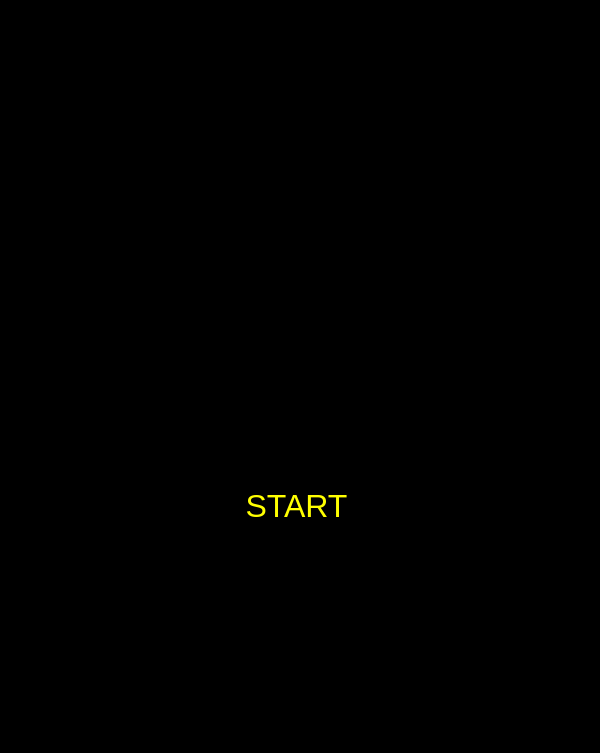
Old version of the form titlescreen.ui in the repository Asyll/GatorPac.
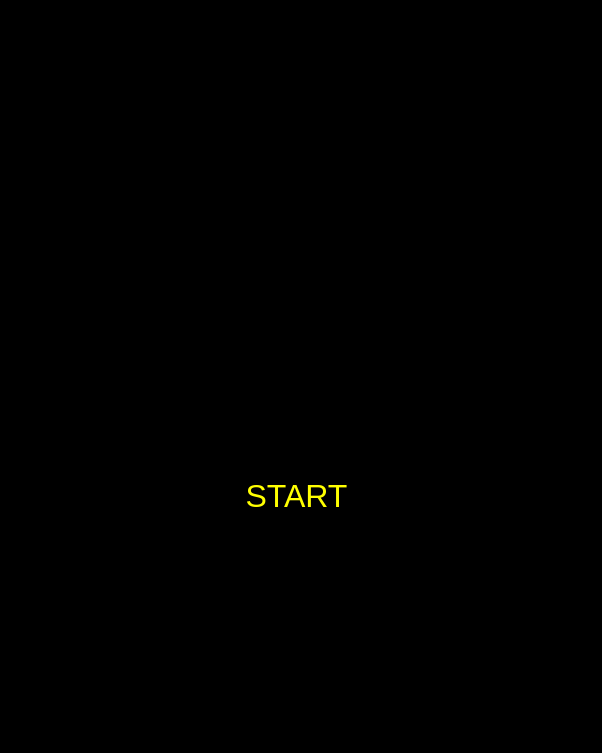
New version of the form.

What changed in the file:
```diff
--- a/titlescreen.ui
+++ b/titlescreen.ui
@@ -6,20 +6,20 @@
    <rect>
     <x>0</x>
     <y>0</y>
-    <width>600</width>
+    <width>602</width>
     <height>753</height>
    </rect>
   </property>
   <property name="minimumSize">
    <size>
-    <width>600</width>
+    <width>602</width>
     <height>753</height>
    </size>
   </property>
   <property name="maximumSize">
    <size>
-    <width>600</width>
-    <height>664</height>
+    <width>602</width>
+    <height>753</height>
    </size>
   </property>
   <property name="windowTitle">
@@ -32,21 +32,21 @@
    <property name="geometry">
     <rect>
      <x>0</x>
-     <y>10</y>
-     <width>600</width>
-     <height>335</height>
+     <y>0</y>
+     <width>602</width>
+     <height>336</height>
     </rect>
    </property>
    <property name="minimumSize">
     <size>
-     <width>600</width>
-     <height>335</height>
+     <width>602</width>
+     <height>336</height>
     </size>
    </property>
    <property name="maximumSize">
     <size>
-     <width>600</width>
-     <height>335</height>
+     <width>602</width>
+     <height>336</height>
     </size>
    </property>
    <property name="text">
@@ -57,7 +57,7 @@
    <property name="geometry">
     <rect>
      <x>240</x>
-     <y>490</y>
+     <y>480</y>
      <width>113</width>
      <height>32</height>
     </rect>
```
